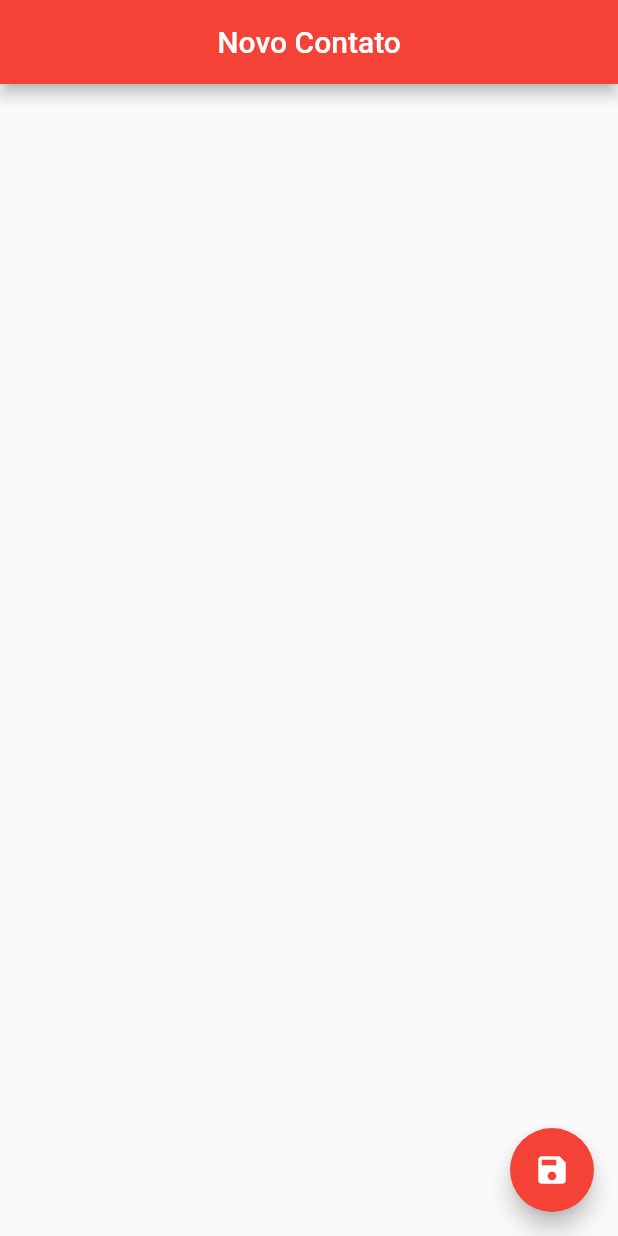
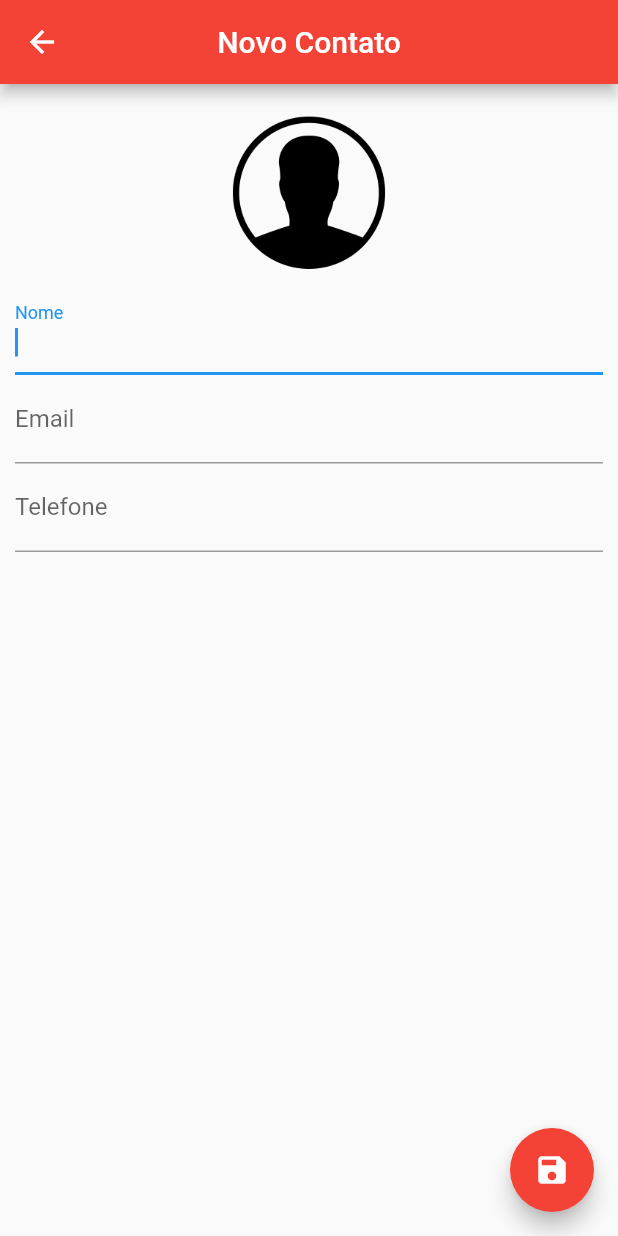
Before and after one commit to raphaeroo/contacts_flutter, a Flutter app: the ContactPage screen opened directly, after a tap on the "save" icon, on a phone screen of 412 x 824 dp. Run offline on Flutter 3.47's test engine with Material 2 defaults, Android fonts, the phone set to English and light mode, and no system bars; our stand-ins replace sqflite; accounts and stored records are empty.

Commit message:
create alert to deny pop on edited state

```diff
--- a/lib/main.dart
+++ b/lib/main.dart
@@ -1,10 +1,9 @@
 import 'package:flutter/material.dart';
-import 'package:flutter_contacts/ui/contact_page.dart';
 import 'package:flutter_contacts/ui/home_page.dart';
 
 void main() {
   runApp(MaterialApp(
     debugShowCheckedModeBanner: false,
-    home: new ContactPage(),
+    home: new HomePage(),
   ));
 }
--- a/lib/ui/contact_page.dart
+++ b/lib/ui/contact_page.dart
@@ -1,3 +1,5 @@
+import 'dart:io';
+
 import 'package:flutter/material.dart';
 import 'package:flutter_contacts/helpers/contact_helper.dart';
 
@@ -11,6 +13,14 @@ class ContactPage extends StatefulWidget {
 }
 
 class _ContactPageState extends State<ContactPage> {
+  final _nameController = TextEditingController();
+  final _emailController = TextEditingController();
+  final _phoneController = TextEditingController();
+
+  final _nameFocus = FocusNode();
+
+  bool _userEdited = false;
+
   Contact _editedContact;
 
   @override
@@ -21,22 +31,114 @@ class _ContactPageState extends State<ContactPage> {
       _editedContact = new Contact();
     } else {
       _editedContact = Contact.fromMap(widget.contact.toMap());
+
+      _nameController.text = _editedContact.name;
+      _emailController.text = _editedContact.email;
+      _phoneController.text = _editedContact.phone;
     }
   }
 
   @override
   Widget build(BuildContext context) {
-    return Scaffold(
+    return WillPopScope(
+      child: Scaffold(
           appBar: AppBar(
             backgroundColor: Colors.red,
             title: Text(_editedContact.name ?? 'Novo Contato'),
             centerTitle: true,
           ),
           floatingActionButton: FloatingActionButton(
-        onPressed: () {},
+            onPressed: () {
+              if (_editedContact.name != null &&
+                  _editedContact.name.isNotEmpty) {
+                Navigator.pop(context, _editedContact);
+              } else {
+                FocusScope.of(context).requestFocus(_nameFocus);
+              }
+            },
             child: Icon(Icons.save),
             backgroundColor: Colors.red,
           ),
+          body: SingleChildScrollView(
+            padding: EdgeInsets.all(10),
+            child: Column(
+              children: <Widget>[
+                GestureDetector(
+                  child: Container(
+                    width: 125,
+                    height: 125,
+                    decoration: BoxDecoration(
+                        shape: BoxShape.circle,
+                        image: DecorationImage(
+                            image: _editedContact.img != null
+                                ? FileImage(File(_editedContact.img))
+                                : AssetImage('images/person.png'))),
+                  ),
+                ),
+                TextField(
+                  decoration: InputDecoration(labelText: 'Nome'),
+                  controller: _nameController,
+                  focusNode: _nameFocus,
+                  onChanged: (text) {
+                    _userEdited = true;
+                    setState(() {
+                      _editedContact.name = text;
+                    });
+                  },
+                ),
+                TextField(
+                  decoration: InputDecoration(labelText: 'Email'),
+                  keyboardType: TextInputType.emailAddress,
+                  controller: _emailController,
+                  onChanged: (text) {
+                    _userEdited = true;
+                    _editedContact.email = text;
+                  },
+                ),
+                TextField(
+                  decoration: InputDecoration(labelText: 'Telefone'),
+                  keyboardType: TextInputType.phone,
+                  controller: _phoneController,
+                  onChanged: (text) {
+                    _userEdited = true;
+                    _editedContact.phone = text;
+                  },
+                )
+              ],
+            ),
+          )),
+      onWillPop: _requestPop,
     );
   }
+
+  Future<bool> _requestPop() {
+    if (_userEdited) {
+      showDialog(
+          context: context,
+          builder: (context) {
+            return AlertDialog(
+              title: Text('Descartar Alterações?'),
+              content: Text('Se sair as alterações serão perdidas'),
+              actions: <Widget>[
+                FlatButton(
+                  onPressed: () {
+                    Navigator.pop(context);
+                  },
+                  child: Text('Cancelar'),
+                ),
+                FlatButton(
+                  onPressed: () {
+                    Navigator.pop(context);
+                    Navigator.pop(context);
+                  },
+                  child: Text('Sim'),
+                )
+              ],
+            );
+          });
+      return Future.value(false);
+    } else {
+      return Future.value(true);
     }
+  }
+}
```
Also changed, not shown: lib/ui/home_page.dart (+30 -6 lines). Lines whose indentation alone changed are shown as unchanged.
